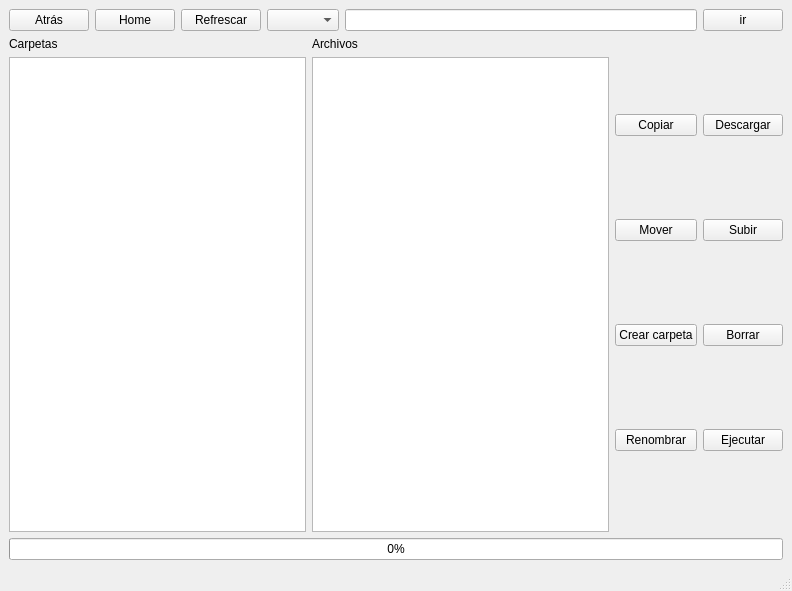
This is src/cliente/Forms/ventanaArchivos.ui in svn2github/demonio as Qt 5 draws it before an edit. The edited form follows.
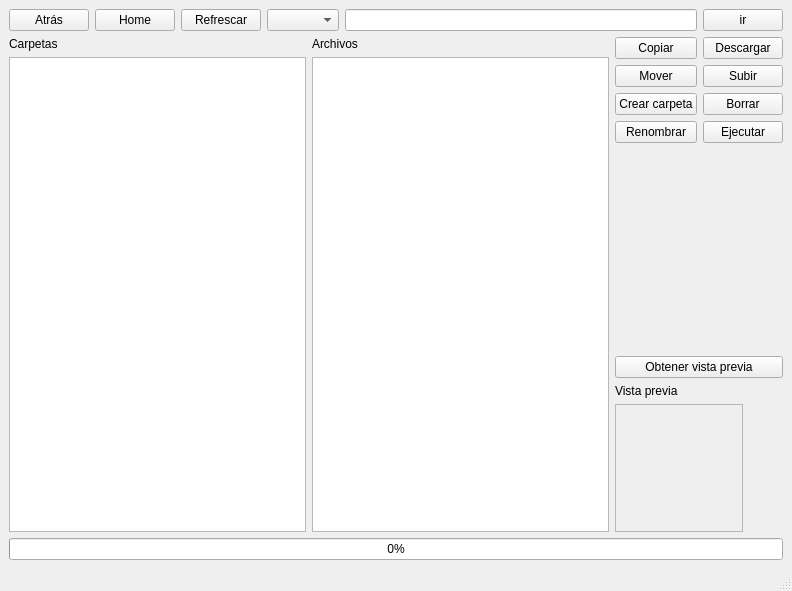
This is the edited form.

Commit message: -Implementación incial de miniaturas de imagenes en el administrador de archivos -Implementado renombrar en el administrador de archivos

Diff of the .ui file:
```diff
--- a/src/cliente/Forms/ventanaArchivos.ui
+++ b/src/cliente/Forms/ventanaArchivos.ui
@@ -14,7 +14,7 @@
    <string>Administrador de archivos</string>
   </property>
   <widget class="QWidget" name="centralwidget">
-   <layout class="QVBoxLayout" name="verticalLayout_5">
+   <layout class="QVBoxLayout" name="verticalLayout_6">
     <item>
      <layout class="QHBoxLayout" name="horizontalLayout">
       <item>
@@ -90,6 +90,13 @@
          </layout>
         </item>
         <item>
+         <layout class="QVBoxLayout" name="verticalLayout_5">
+          <item>
+           <layout class="QHBoxLayout" name="horizontalLayout_4">
+            <property name="sizeConstraint">
+             <enum>QLayout::SetMaximumSize</enum>
+            </property>
+            <item>
          <layout class="QVBoxLayout" name="verticalLayout">
           <item>
            <widget class="QPushButton" name="botonCopiar">
@@ -148,6 +155,83 @@
            <widget class="QPushButton" name="botonEjecutar">
             <property name="text">
              <string>Ejecutar</string>
+                </property>
+               </widget>
+              </item>
+             </layout>
+            </item>
+           </layout>
+          </item>
+          <item>
+           <spacer name="verticalSpacer">
+            <property name="orientation">
+             <enum>Qt::Vertical</enum>
+            </property>
+            <property name="sizeHint" stdset="0">
+             <size>
+              <width>20</width>
+              <height>40</height>
+             </size>
+            </property>
+           </spacer>
+          </item>
+          <item>
+           <widget class="QPushButton" name="botonPrevia">
+            <property name="text">
+             <string>Obtener vista previa</string>
+            </property>
+           </widget>
+          </item>
+          <item>
+           <widget class="QLabel" name="label_3">
+            <property name="sizePolicy">
+             <sizepolicy hsizetype="Minimum" vsizetype="Minimum">
+              <horstretch>0</horstretch>
+              <verstretch>0</verstretch>
+             </sizepolicy>
+            </property>
+            <property name="maximumSize">
+             <size>
+              <width>100</width>
+              <height>20</height>
+             </size>
+            </property>
+            <property name="text">
+             <string>Vista previa</string>
+            </property>
+           </widget>
+          </item>
+          <item>
+           <widget class="QLabel" name="labelMiniatura">
+            <property name="sizePolicy">
+             <sizepolicy hsizetype="Minimum" vsizetype="Minimum">
+              <horstretch>0</horstretch>
+              <verstretch>0</verstretch>
+             </sizepolicy>
+            </property>
+            <property name="minimumSize">
+             <size>
+              <width>128</width>
+              <height>128</height>
+             </size>
+            </property>
+            <property name="maximumSize">
+             <size>
+              <width>128</width>
+              <height>128</height>
+             </size>
+            </property>
+            <property name="frameShape">
+             <enum>QFrame::StyledPanel</enum>
+            </property>
+            <property name="lineWidth">
+             <number>2</number>
+            </property>
+            <property name="text">
+             <string/>
+            </property>
+            <property name="margin">
+             <number>2</number>
             </property>
            </widget>
           </item>
```
Lines whose indentation alone changed are shown as unchanged. The commit also changes 4 other files.
